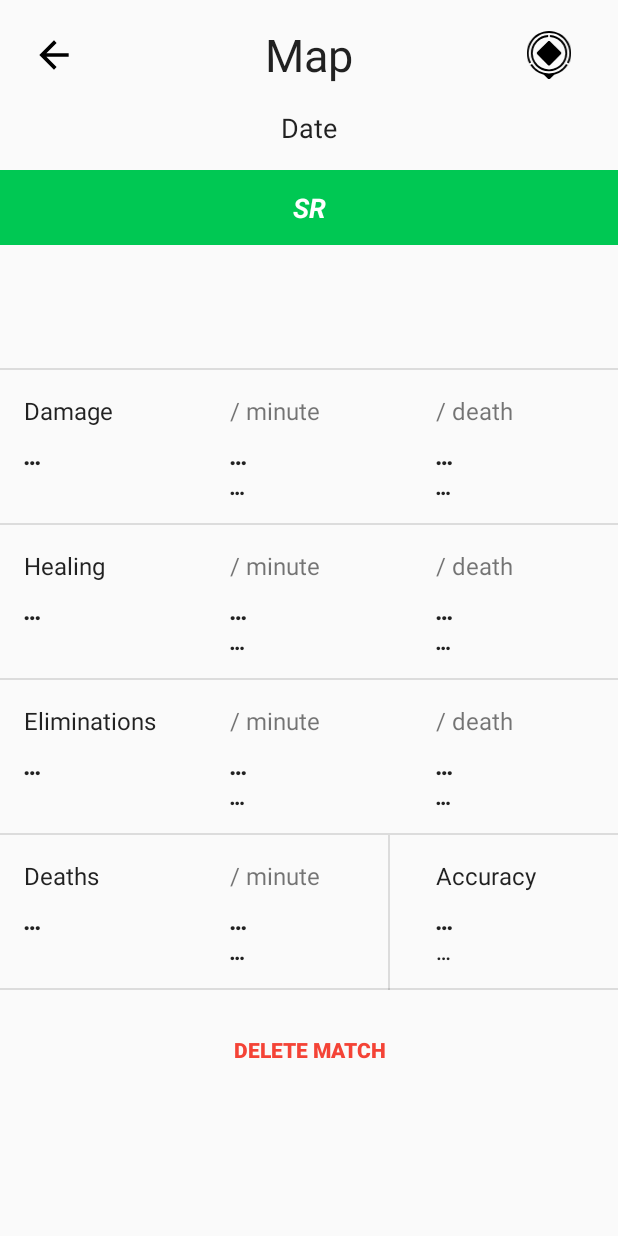
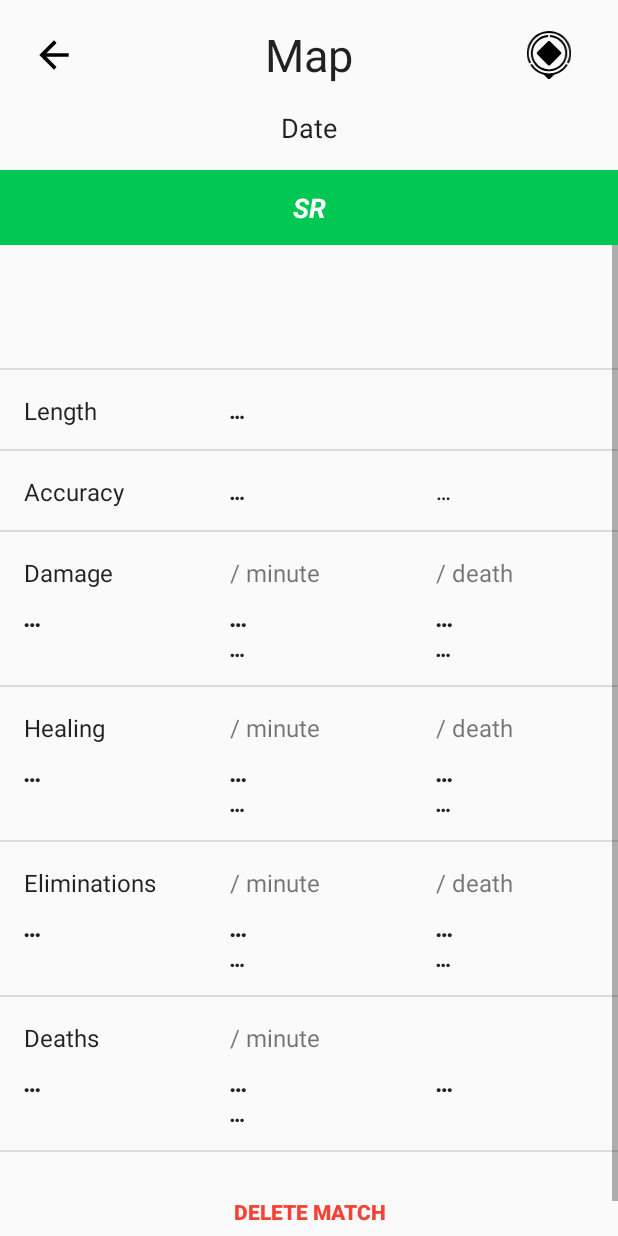
Before and after one commit to rllyy97/OverwatchStatTracker, an Android app: the layout fragment_match_detail.xml on its own in the app's theme, with its tools: preview values and no code run, on a phone screen of 412 x 824 dp. Run offline under Robolectric (Android 15) with nearby library versions, the phone set to English and light mode, and no system bars; network calls fail.

Commit message:
Added Length to Detail Fragment and adjusted UI

```diff
--- a/app/src/main/java/com/onthewifi/riley/fragmentswitchpractice/FragmentMatchDetail.kt
+++ b/app/src/main/java/com/onthewifi/riley/fragmentswitchpractice/FragmentMatchDetail.kt
@@ -65,6 +65,10 @@ class FragmentMatchDetail: Fragment() {
     private lateinit var deathsMinView: TextView
     private lateinit var deathsMinPercentView: TextView
 
+    private lateinit var lengthLayout: ConstraintLayout
+    private lateinit var lengthView: TextView
+
+    private lateinit var accuracyLayout: ConstraintLayout
     private lateinit var accuracyView: TextView
     private lateinit var accuracyPercentView: TextView
 
@@ -110,6 +114,10 @@ class FragmentMatchDetail: Fragment() {
         deathsMinView = view.findViewById(R.id.deathsPerMin)
         deathsMinPercentView = view.findViewById(R.id.deathsPerMinPercent)
 
+        lengthLayout = view.findViewById(R.id.lengthLayout)
+        lengthView = view.findViewById(R.id.length)
+
+        accuracyLayout = view.findViewById(R.id.accuracyLayout)
         accuracyView = view.findViewById(R.id.accuracy)
         accuracyPercentView = view.findViewById(R.id.accuracyPercent)
 
@@ -186,8 +194,9 @@ class FragmentMatchDetail: Fragment() {
         if (deathsMinPercentView.text[0] == '+') deathsMinPercentView.setTextColor(ResourcesCompat.getColor(resources, R.color.negative, null))
         if (deathsMinPercentView.text[0] == '-') deathsMinPercentView.setTextColor(ResourcesCompat.getColor(resources, R.color.positive, null))
 
-        val accString = dataChunk.accuracy.toString() + "%"
-        accuracyView.text = accString
+        lengthView.text = "%.0f Minutes".format(dataChunk.length)
+
+        accuracyView.text = "%.0f%%".format(dataChunk.accuracy)
         formatPercentView(accuracyPercentView, dataChunk.accuracyPercent)
 
     }
--- a/app/src/main/res/layout/fragment_match_detail.xml
+++ b/app/src/main/res/layout/fragment_match_detail.xml
@@ -114,6 +114,124 @@
                 android:layout_marginTop="16dp"
                 android:layout_weight="1"
                 android:background="?android:attr/listDivider" />
+
+            <android.support.constraint.ConstraintLayout
+                android:id="@+id/lengthLayout"
+                android:layout_width="match_parent"
+                android:layout_height="match_parent">
+
+                <TextView
+                    android:id="@+id/lengthTitle"
+                    android:layout_width="0dp"
+                    android:layout_height="wrap_content"
+                    android:layout_marginBottom="16dp"
+                    android:layout_marginEnd="16dp"
+                    android:layout_marginStart="16dp"
+                    android:layout_marginTop="16dp"
+                    android:text="@string/lengthNoMin"
+                    android:textAppearance="@android:style/TextAppearance.Material.Subhead"
+                    app:layout_constraintBottom_toBottomOf="parent"
+                    app:layout_constraintEnd_toStartOf="@+id/length"
+                    app:layout_constraintHorizontal_bias="0.5"
+                    app:layout_constraintStart_toStartOf="parent"
+                    app:layout_constraintTop_toTopOf="parent" />
+
+                <View
+                    android:id="@+id/divider4"
+                    android:layout_width="match_parent"
+                    android:layout_height="1dp"
+                    android:background="?android:attr/listDivider"
+                    app:layout_constraintBottom_toBottomOf="parent"
+                    app:layout_constraintEnd_toEndOf="parent"
+                    app:layout_constraintStart_toStartOf="parent" />
+
+                <TextView
+                    android:id="@+id/length"
+                    android:layout_width="0dp"
+                    android:layout_height="wrap_content"
+                    android:layout_marginEnd="16dp"
+                    android:layout_marginStart="16dp"
+                    android:text="@string/loading"
+                    android:textAppearance="@android:style/TextAppearance.Material.Body2"
+                    android:textStyle="bold|italic"
+                    app:layout_constraintBottom_toBottomOf="parent"
+                    app:layout_constraintEnd_toStartOf="@+id/textView5"
+                    app:layout_constraintHorizontal_bias="0.5"
+                    app:layout_constraintStart_toEndOf="@+id/lengthTitle"
+                    app:layout_constraintTop_toTopOf="parent" />
+
+                <TextView
+                    android:id="@+id/textView5"
+                    android:layout_width="0dp"
+                    android:layout_height="wrap_content"
+                    android:layout_marginEnd="16dp"
+                    android:layout_marginStart="16dp"
+                    app:layout_constraintBottom_toBottomOf="parent"
+                    app:layout_constraintEnd_toEndOf="parent"
+                    app:layout_constraintHorizontal_bias="0.5"
+                    app:layout_constraintStart_toEndOf="@+id/length"
+                    app:layout_constraintTop_toTopOf="parent" />
+            </android.support.constraint.ConstraintLayout>
+
+            <android.support.constraint.ConstraintLayout
+                android:id="@+id/accuracyLayout"
+                android:layout_width="match_parent"
+                android:layout_height="match_parent">
+
+                <TextView
+                    android:id="@+id/accuracyTitle"
+                    android:layout_width="0dp"
+                    android:layout_height="wrap_content"
+                    android:layout_marginBottom="16dp"
+                    android:layout_marginEnd="16dp"
+                    android:layout_marginStart="16dp"
+                    android:layout_marginTop="16dp"
+                    android:text="@string/accuracyNoPercent"
+                    android:textAppearance="@android:style/TextAppearance.Material.Subhead"
+                    app:layout_constraintBottom_toBottomOf="parent"
+                    app:layout_constraintEnd_toStartOf="@+id/accuracy"
+                    app:layout_constraintHorizontal_bias="0.5"
+                    app:layout_constraintStart_toStartOf="parent"
+                    app:layout_constraintTop_toTopOf="parent" />
+
+                <View
+                    android:id="@+id/accuracyDivider"
+                    android:layout_width="match_parent"
+                    android:layout_height="1dp"
+                    android:background="?android:attr/listDivider"
+                    app:layout_constraintBottom_toBottomOf="parent"
+                    app:layout_constraintEnd_toEndOf="parent"
+                    app:layout_constraintStart_toStartOf="parent" />
+
+                <TextView
+                    android:id="@+id/accuracy"
+                    android:layout_width="0dp"
+                    android:layout_height="wrap_content"
+                    android:layout_marginEnd="16dp"
+                    android:layout_marginStart="16dp"
+                    android:text="@string/loading"
+                    android:textAppearance="@android:style/TextAppearance.Material.Body2"
+                    android:textStyle="bold|italic"
+                    app:layout_constraintBottom_toBottomOf="parent"
+                    app:layout_constraintEnd_toStartOf="@+id/accuracyPercent"
+                    app:layout_constraintHorizontal_bias="0.5"
+                    app:layout_constraintStart_toEndOf="@+id/accuracyTitle"
+                    app:layout_constraintTop_toTopOf="parent" />
+
+                <TextView
+                    android:id="@+id/accuracyPercent"
+                    android:layout_width="0dp"
+                    android:layout_height="wrap_content"
+                    android:layout_marginEnd="16dp"
+                    android:layout_marginStart="16dp"
+                    android:text="@string/loading"
+                    android:textAppearance="@android:style/TextAppearance.Material.Body2"
+                    app:layout_constraintBottom_toBottomOf="parent"
+                    app:layout_constraintEnd_toEndOf="parent"
+                    app:layout_constraintHorizontal_bias="0.5"
+                    app:layout_constraintStart_toEndOf="@+id/accuracy"
+                    app:layout_constraintTop_toTopOf="parent" />
+            </android.support.constraint.ConstraintLayout>
 
             <android.support.constraint.ConstraintLayout
                 android:id="@+id/damageLayout"
@@ -499,7 +617,7 @@
                     app:layout_constraintTop_toTopOf="@+id/deathsTitle" />
 
                 <TextView
-                    android:id="@+id/accuracy"
+                    android:id="@+id/blankDeathsView"
                     android:layout_width="0dp"
                     android:layout_height="wrap_content"
                     android:layout_marginLeft="16dp"
@@ -554,7 +672,7 @@
                     android:textAppearance="@android:style/TextAppearance.Material.Body2"
                     android:textSize="16sp"
                     android:textStyle="bold|italic"
-                    app:layout_constraintEnd_toStartOf="@+id/accuracy"
+                    app:layout_constraintEnd_toStartOf="@+id/blankDeathsView"
                     app:layout_constraintHorizontal_bias="0.5"
                     app:layout_constraintStart_toEndOf="@+id/deathsTotal"
                     app:layout_constraintTop_toBottomOf="@+id/deathsTitle" />
@@ -568,34 +686,6 @@
                     android:text="@string/deaths"
                     android:textAppearance="@android:style/TextAppearance.Material.Subhead"
                     app:layout_constraintStart_toStartOf="parent"
-                    app:layout_constraintTop_toTopOf="parent" />
-
-                <View
-                    android:id="@+id/divider3"
-                    android:layout_width="1dp"
-                    android:layout_height="0dp"
-                    android:background="?android:attr/listDivider"
-                    app:layout_constraintBottom_toBottomOf="parent"
-                    app:layout_constraintStart_toEndOf="@+id/deathsPerMin"
-                    app:layout_constraintTop_toTopOf="parent" />
-
-                <TextView
-                    android:id="@+id/accuracyPercent"
-                    android:layout_width="wrap_content"
-                    android:layout_height="wrap_content"
-                    android:text="@string/loading"
-                    android:textAppearance="@android:style/TextAppearance.Material.Body2"
-                    app:layout_constraintStart_toStartOf="@+id/accuracy"
-                    app:layout_constraintTop_toBottomOf="@+id/accuracy" />
-
-                <TextView
-                    android:id="@+id/accuracyTitle"
-                    android:layout_width="wrap_content"
-                    android:layout_height="wrap_content"
-                    android:layout_marginTop="16dp"
-                    android:text="@string/accuracyNoPercent"
-                    android:textAppearance="@android:style/TextAppearance.Material.Subhead"
-                    app:layout_constraintStart_toStartOf="@+id/accuracy"
                     app:layout_constraintTop_toTopOf="parent" />
 
                 <View
--- a/app/src/main/res/values/strings.xml
+++ b/app/src/main/res/values/strings.xml
@@ -89,5 +89,6 @@
     <string name="perDeaths">/ death</string>
     <string name="dot">•</string>
     <string name="accuracyNoPercent">Accuracy</string>
+    <string name="lengthNoMin">Length</string>
 
 </resources>
```
